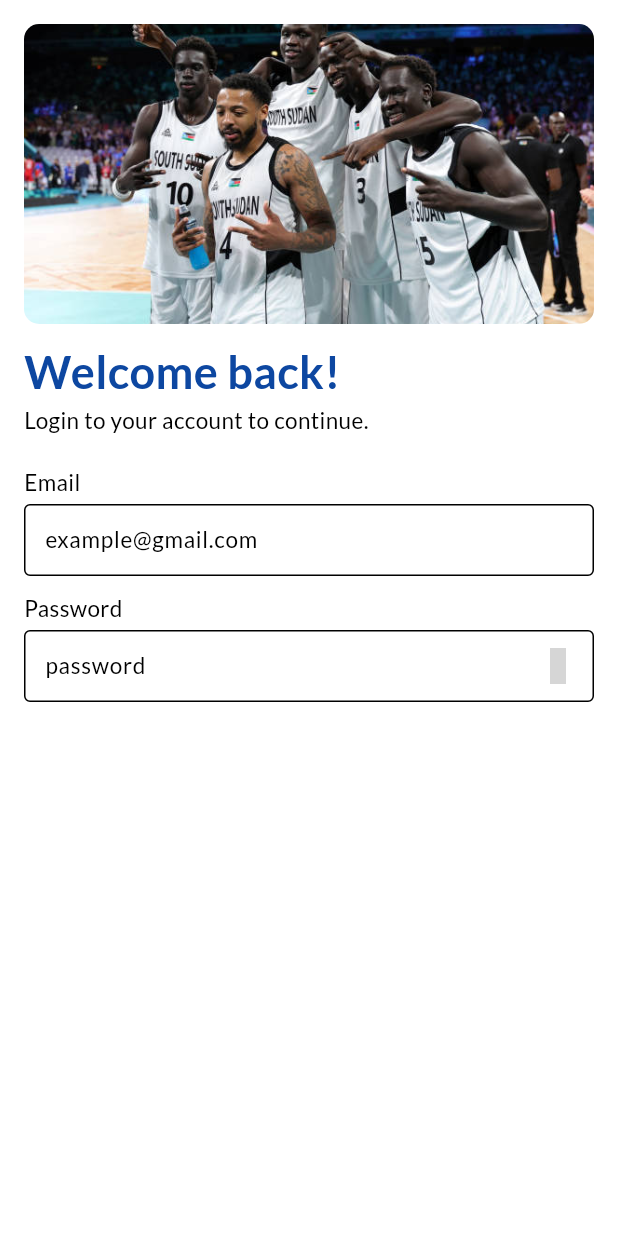
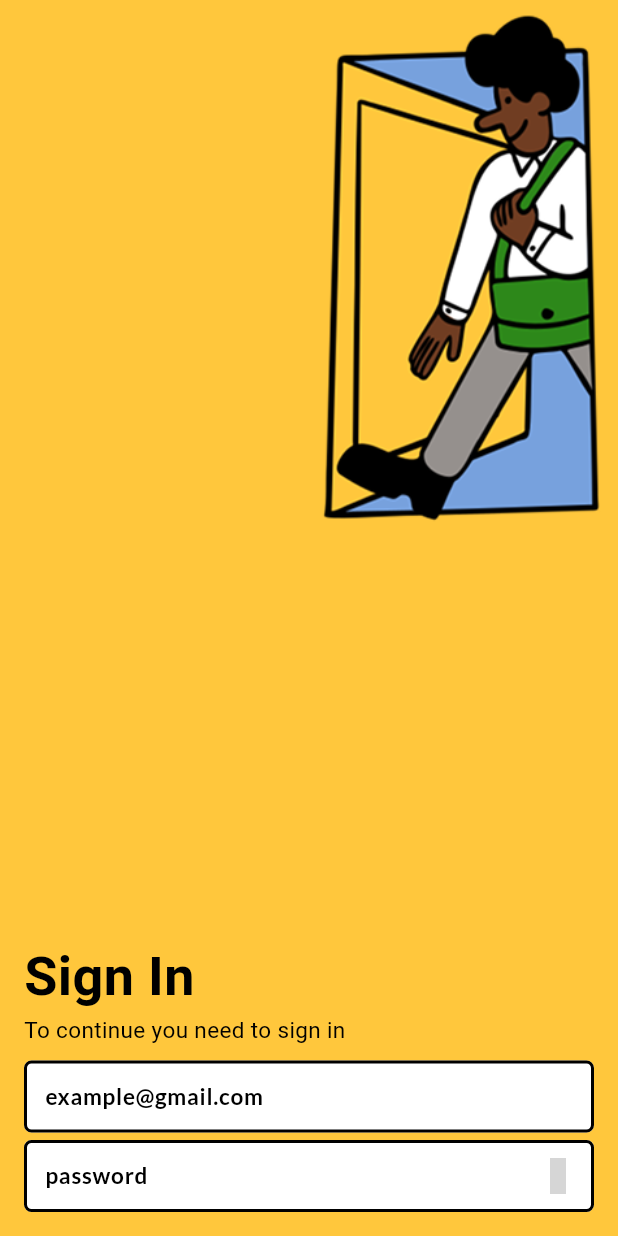
Before and after one commit to JunubiLabs/nilean, a Flutter app: the screen it shows after launch, after a tap on "Continue with Email", on a phone screen of 412 x 824 dp. Run offline on Flutter 3.47's test engine with Material 3 defaults, Android fonts, the phone set to English and light mode, and no system bars; our stand-ins replace firebase_auth, firebase_core, flutter_animate, flutter_bloc, google_fonts, hexcolor and 1 more; accounts and stored records are empty; generated files the repository leaves out were written again; Roboto replaces fonts that are missing (Kanit); grey boxes are pictures that could not be loaded.

Commit message:
Refactor SigninPage layout and styling; update input themes for improved UI consistency

```diff
--- a/lib/ui/pages/signin_page.dart
+++ b/lib/ui/pages/signin_page.dart
@@ -1,5 +1,6 @@
 import 'package:buai/blocs/auth/auth_bloc.dart';
 import 'package:buai/blocs/auth/auth_state.dart';
+import 'package:buai/utils/colors.dart';
 import 'package:buai/utils/input_themes.dart';
 import 'package:buai/utils/input_validator.dart';
 import 'package:flutter/material.dart';
@@ -36,6 +37,7 @@ class _SigninPageState extends State<SigninPage> {
   @override
   Widget build(BuildContext context) {
     return Scaffold(
+      backgroundColor: AppColors.primaryYellow,
       body: BlocListener<AuthBloc, AuthState>(
         listener: (context, state) {
           if (state is AuthAuthenticated) {
@@ -52,58 +54,47 @@ class _SigninPageState extends State<SigninPage> {
         child: SafeArea(
           child: BlocBuilder<AuthBloc, AuthState>(
             builder: (context, state) {
-              return Padding(
+              return Stack(
+                children: [
+                  Positioned.fill(
+                    child: Column(
+                      mainAxisAlignment: MainAxisAlignment.start,
+                      crossAxisAlignment: CrossAxisAlignment.end,
+                      children: [
+                        Image.asset(
+                          'assets/images/login.png',
+                          height: 350,
+                        )
+                      ],
+                    ),
+                  ),
+                  Padding(
                     padding: EdgeInsets.all(16),
                     child: Column(
-                  mainAxisAlignment: MainAxisAlignment.start,
+                      mainAxisAlignment: MainAxisAlignment.end,
                       crossAxisAlignment: CrossAxisAlignment.start,
                       children: [
-                    Container(
-                      height: 200,
-                      width: double.maxFinite,
-                      padding: EdgeInsets.all(20),
-                      decoration: BoxDecoration(
-                        borderRadius: BorderRadius.circular(10),
-                        image: DecorationImage(
-                          image: AssetImage('assets/images/ssdolympics.jpg'),
-                          alignment: Alignment.center,
-                          fit: BoxFit.cover,
-                        ),
-                      ),
-                      child: Column(
-                        mainAxisAlignment: MainAxisAlignment.start,
-                        crossAxisAlignment: CrossAxisAlignment.start,
-                        children: [],
-                      ),
-                    ),
-                    const SizedBox(height: 10),
                         Text(
-                      "Welcome back!",
-                      style: GoogleFonts.lato(
-                        fontSize: 30,
+                          "Sign In",
+                          style: GoogleFonts.jockeyOne(
+                            fontSize: 36,
                             fontWeight: FontWeight.bold,
-                        color: Colors.blue.shade900,
+                            color: Colors.black,
                           ),
                         ),
                         Text(
-                      "Login to your account to continue.",
-                      style: GoogleFonts.lato(
+                          "To continue you need to sign in",
+                          style: GoogleFonts.kanit(
                             fontSize: 15,
                           ),
                         ),
-                    const SizedBox(height: 20),
+                        const SizedBox(height: 5),
                         Form(
                           key: _formKey,
                           child: Column(
                             mainAxisAlignment: MainAxisAlignment.start,
                             crossAxisAlignment: CrossAxisAlignment.start,
                             children: [
-                          Text(
-                            "Email",
-                            style: GoogleFonts.lato(
-                              fontSize: 15,
-                            ),
-                          ),
                               const SizedBox(height: 5),
                               TextFormField(
                                 controller: _emailController,
@@ -113,13 +104,6 @@ class _SigninPageState extends State<SigninPage> {
                                   return null;
                                 },
                                 decoration: InputThemes.emailInput(context),
-                          ),
-                          const SizedBox(height: 10),
-                          Text(
-                            "Password",
-                            style: GoogleFonts.lato(
-                              fontSize: 15,
-                            ),
                               ),
                               const SizedBox(height: 5),
                               TextFormField(
@@ -141,6 +125,8 @@ class _SigninPageState extends State<SigninPage> {
                         )
                       ],
                     ),
+                  ),
+                ],
               );
             },
           ),
--- a/lib/utils/input_themes.dart
+++ b/lib/utils/input_themes.dart
@@ -9,15 +9,24 @@ class InputThemes {
       filled: true,
       fillColor: Theme.of(context).colorScheme.primary,
       labelText: "example@gmail.com",
-      labelStyle: GoogleFonts.lato(fontSize: 15),
+      labelStyle: GoogleFonts.lato(fontSize: 15, fontWeight: FontWeight.bold),
       floatingLabelBehavior: FloatingLabelBehavior.never,
       border: const OutlineInputBorder(
-        borderSide: BorderSide(color: Colors.grey),
+        borderSide: BorderSide(color: Colors.black, width: 2),
+        borderRadius: BorderRadius.all(
+          Radius.circular(5),
+        ),
+      ),
+      enabledBorder: const OutlineInputBorder(
+        borderSide: BorderSide(color: Colors.black, width: 2),
+        borderRadius: BorderRadius.all(
+          Radius.circular(5),
+        ),
       ),
       focusedBorder: const OutlineInputBorder(
-        borderSide: BorderSide(color: Colors.grey),
+        borderSide: BorderSide(color: Colors.black, width: 2),
         borderRadius: BorderRadius.all(
-          Radius.circular(8),
+          Radius.circular(5),
         ),
       ),
     );
@@ -32,13 +41,19 @@ class InputThemes {
       filled: true,
       fillColor: Theme.of(context).colorScheme.primary,
       labelText: "password",
-      labelStyle: GoogleFonts.lato(fontSize: 15),
+      labelStyle: GoogleFonts.lato(fontSize: 15, fontWeight: FontWeight.bold),
       floatingLabelBehavior: FloatingLabelBehavior.never,
       border: const OutlineInputBorder(),
+      enabledBorder: const OutlineInputBorder(
+        borderSide: BorderSide(color: Colors.black, width: 2),
+        borderRadius: BorderRadius.all(
+          Radius.circular(5),
+        ),
+      ),
       focusedBorder: const OutlineInputBorder(
-        borderSide: BorderSide(color: Colors.grey),
+        borderSide: BorderSide(color: Colors.black, width: 2),
         borderRadius: BorderRadius.all(
-          Radius.circular(8),
+          Radius.circular(5),
         ),
       ),
       suffixIcon: IconButton(
```
Lines whose indentation alone changed are shown as unchanged.
